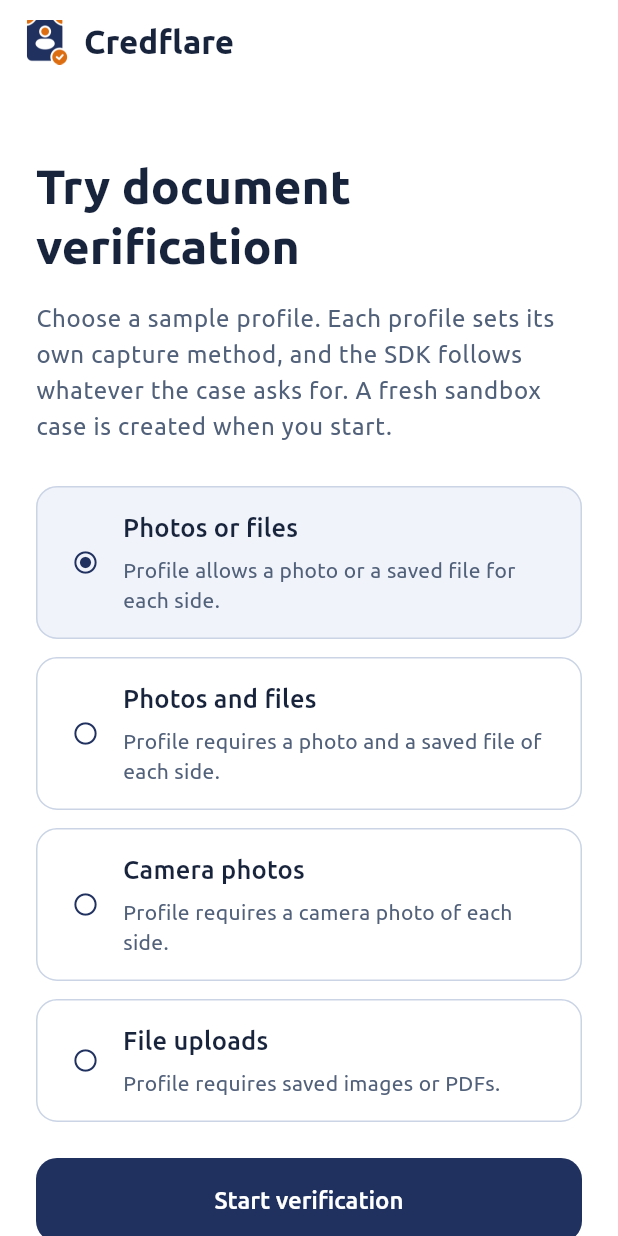
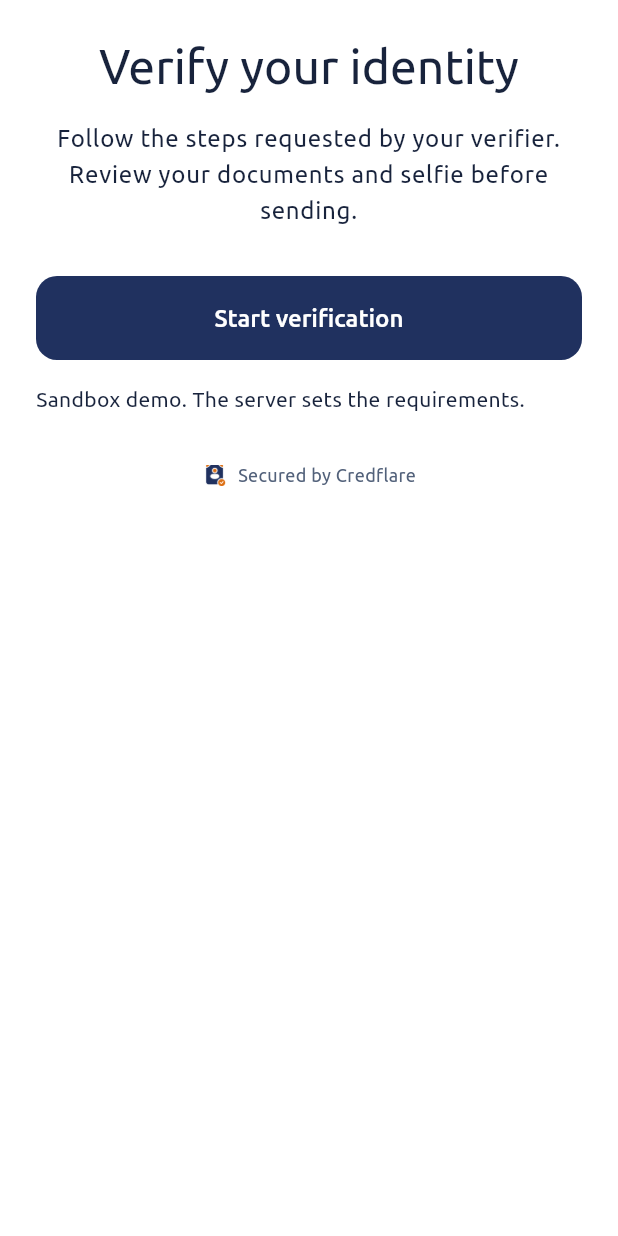
Before and after one commit to credflare/flutter-sdk, a Flutter app: the screen it shows after launch, on a phone screen of 412 x 824 dp. Run offline on Flutter 3.47's test engine with Material 3 defaults, Android fonts, the phone set to English and light mode, and no system bars; our stand-ins replace image_picker; missing offline and left inert: file_selector.

Commit message:
feat: Collect selfies required by verification profiles

```diff
--- a/example/lib/main.dart
+++ b/example/lib/main.dart
@@ -5,7 +5,7 @@ import 'package:credflare_sdk/credflare_sdk.dart';
 
 void main() => runApp(
   MaterialApp(
-    title: 'Credflare demo',
+    title: 'Verification demo',
     debugShowCheckedModeBanner: false,
     theme: CredflareTheme.data(Brightness.light),
     darkTheme: CredflareTheme.data(Brightness.dark),
@@ -21,30 +21,11 @@ class Example extends StatefulWidget {
 }
 
 class _ExampleState extends State<Example> {
-  String _mode = 'either';
   bool _started = false;
-  static const modes = {
-    'either': [
-      'Photos or files',
-      'Profile allows a photo or a saved file for each side.',
-    ],
-    'snapshot_and_upload': [
-      'Photos and files',
-      'Profile requires a photo and a saved file of each side.',
-    ],
-    'snapshot': [
-      'Camera photos',
-      'Profile requires a camera photo of each side.',
-    ],
-    'upload': ['File uploads', 'Profile requires saved images or PDFs.'],
-  };
   Future<SessionDescriptor> _session() async {
     final url = Uri.parse('http://localhost:3107/session');
     final headers = {'Content-Type': 'application/json'};
-    final body = jsonEncode({
-      'email': 'native-demo@example.test',
-      'mode': _mode,
-    });
+    final body = jsonEncode({'email': 'native-demo@example.test'});
     final response =
         await (widget.httpClient?.post(url, headers: headers, body: body) ??
                 http.post(url, headers: headers, body: body))
@@ -64,98 +45,36 @@ class _ExampleState extends State<Example> {
         sessionProvider: _session,
         httpClient: widget.httpClient,
         autoStart: true,
-        onClose: () => setState(() {
-          _started = false;
-        }),
+        onClose: () => setState(() => _started = false),
       );
     }
     final theme = Theme.of(context);
     return Scaffold(
-      appBar: AppBar(title: const CredflareMark()),
       body: SafeArea(
         child: SingleChildScrollView(
           padding: const EdgeInsets.all(CredflareTheme.gutter),
           child: Column(
             crossAxisAlignment: CrossAxisAlignment.stretch,
             children: [
-              const SizedBox(height: 24),
               Text(
-                'Try document verification',
-                style: theme.textTheme.headlineLarge?.copyWith(
-                  fontWeight: FontWeight.w700,
-                ),
+                'Verify your identity',
+                textAlign: TextAlign.center,
+                style: theme.textTheme.headlineLarge,
               ),
               const SizedBox(height: 16),
               Text(
-                'Choose a sample profile. Each profile sets its own capture method, and the SDK follows whatever the case asks for. A fresh sandbox case is created when you start.',
-                style: theme.textTheme.bodyLarge?.copyWith(
-                  color: theme.colorScheme.onSurfaceVariant,
-                ),
+                'Follow the steps requested by your verifier. Review your documents and selfie before sending.',
+                textAlign: TextAlign.center,
+                style: theme.textTheme.bodyLarge,
               ),
-              const SizedBox(height: 28),
-              for (final entry in modes.entries)
-                Padding(
-                  padding: const EdgeInsets.only(bottom: 12),
-                  child: Semantics(
-                    selected: _mode == entry.key,
-                    child: OutlinedButton(
-                      onPressed: () => setState(() {
-                        _mode = entry.key;
-                      }),
-                      style: OutlinedButton.styleFrom(
-                        backgroundColor: _mode == entry.key
-                            ? theme.colorScheme.primaryContainer
-                            : null,
-                      ),
-                      child: Padding(
-                        padding: const EdgeInsets.symmetric(vertical: 16),
-                        child: Row(
-                          children: [
-                            Icon(
-                              _mode == entry.key
-                                  ? Icons.radio_button_checked
-                                  : Icons.radio_button_off,
-                            ),
-                            const SizedBox(width: 16),
-                            Expanded(
-                              child: Column(
-                                crossAxisAlignment: CrossAxisAlignment.start,
-                                children: [
-                                  Text(
-                                    entry.value[0],
-                                    style: theme.textTheme.titleMedium,
-                                  ),
-                                  const SizedBox(height: 6),
-                                  Text(
-                                    entry.value[1],
-                                    style: theme.textTheme.bodyMedium?.copyWith(
-                                      color: theme.colorScheme.onSurfaceVariant,
-                                    ),
-                                  ),
-                                ],
-                              ),
-                            ),
-                          ],
-                        ),
-                      ),
-                    ),
-                  ),
-                ),
-              const SizedBox(height: 12),
+              const SizedBox(height: 32),
               FilledButton(
-                onPressed: () => setState(() {
-                  _started = true;
-                }),
+                onPressed: () => setState(() => _started = true),
                 child: const Text('Start verification'),
               ),
               const SizedBox(height: 16),
-              Text(
-                'Sandbox demo. Use sample documents.',
-                textAlign: TextAlign.center,
-                style: theme.textTheme.bodySmall?.copyWith(
-                  color: theme.colorScheme.onSurfaceVariant,
-                ),
-              ),
+              const Text('Sandbox demo. The server sets the requirements.'),
+              const CredflareSecuredBy(),
             ],
           ),
         ),
--- a/lib/credflare_sdk.dart
+++ b/lib/credflare_sdk.dart
@@ -6,3 +6,5 @@ export 'src/session_controller.dart';
 export 'src/capture_plan.dart';
 export 'src/verification_flow.dart';
 export 'src/theme.dart';
+
+export 'src/selfie_capture.dart';
--- a/lib/src/theme.dart
+++ b/lib/src/theme.dart
@@ -202,12 +202,19 @@ class CredflareSecuredBy extends StatelessWidget {
     child: Row(
       mainAxisAlignment: MainAxisAlignment.center,
       children: [
-        Image.asset(
-          'assets/credflare-mark.png',
-          package: 'credflare_sdk',
-          width: 14,
-          height: 14,
-          excludeFromSemantics: true,
+        Container(
+          padding: const EdgeInsets.all(2),
+          decoration: BoxDecoration(
+            color: Colors.white,
+            borderRadius: BorderRadius.circular(3),
+          ),
+          child: Image.asset(
+            'assets/credflare-mark.png',
+            package: 'credflare_sdk',
+            width: 14,
+            height: 14,
+            excludeFromSemantics: true,
+          ),
         ),
         const SizedBox(width: 6),
         Text(
--- a/lib/src/verification_flow.dart
+++ b/lib/src/verification_flow.dart
@@ -4,6 +4,7 @@ import 'capture_plan.dart';
 import 'client.dart';
 import 'document_capture.dart';
 import 'theme.dart';
+import 'selfie_capture.dart';
 
 typedef SessionProvider = Future<SessionDescriptor> Function();
 
@@ -147,9 +148,10 @@ class _VerificationState extends State<CredflareVerification> {
         _pendingReceipt = false;
       });
       final profile = info['profile'] as Map?;
-      if ((profile?['document_requirements'] as List? ?? []).isEmpty &&
-          (profile?['form_schema'] as List? ?? []).isEmpty &&
-          (profile?['verification_requirements'] as List? ?? []).isEmpty) {
+      if (profile != null &&
+          (profile['document_requirements'] as List? ?? []).isEmpty &&
+          (profile['form_schema'] as List? ?? []).isEmpty &&
+          (profile['verification_requirements'] as List? ?? []).isEmpty) {
         widget.onSubmitted?.call(info);
       }
     } catch (error) {
@@ -222,7 +224,7 @@ class _VerificationState extends State<CredflareVerification> {
     if (await _confirm(
       title: 'Leave for now?',
       body:
-          'Documents you already sent are kept. You can come back through the app that asked for them.',
+          'Evidence you already sent is kept. Unsent photos and files will be discarded. You can return through the requesting app.',
       stay: 'Keep going',
       leave: 'Leave for now',
     )) {
@@ -254,11 +256,16 @@ class _VerificationState extends State<CredflareVerification> {
 
   Widget _title(ThemeData theme, String text) => Semantics(
     header: true,
-    child: Text(text, style: theme.textTheme.headlineSmall),
+    child: Text(
+      text,
+      textAlign: TextAlign.center,
+      style: theme.textTheme.headlineSmall,
+    ),
   );
 
   Widget _muted(ThemeData theme, String text) => Text(
     text,
+    textAlign: TextAlign.center,
     style: theme.textTheme.bodyLarge?.copyWith(
       color: theme.colorScheme.onSurfaceVariant,
     ),
@@ -282,7 +289,7 @@ class _VerificationState extends State<CredflareVerification> {
   Widget _glyph(ThemeData theme, IconData icon) => Padding(
     padding: const EdgeInsets.only(top: 16, bottom: 20),
     child: Align(
-      alignment: Alignment.centerLeft,
+      alignment: Alignment.center,
       child: Icon(icon, size: 56, color: theme.colorScheme.primary),
     ),
   );
@@ -343,8 +350,12 @@ class _VerificationState extends State<CredflareVerification> {
         .map((e) => Map<String, dynamic>.from(e as Map))
         .toList();
     final otherSteps =
-        (profile?['form_schema'] as List? ?? []).isNotEmpty ||
-        (profile?['verification_requirements'] as List? ?? []).isNotEmpty;
+        profile == null ||
+        (profile['form_schema'] as List? ?? []).isNotEmpty ||
+        (profile['verification_requirements'] as List? ?? []).any(
+          (item) => item['verification_type'] != 'facial_verification',
+        );
+    final selfie = _info != null && requiresSelfie(_info!);
     final requester = (_info?['requester'] as Map?)?['name'] as String?;
     final verifier = requester ?? 'your verifier';
     final message = _info?['custom_message'] as String?;
@@ -368,11 +379,11 @@ class _VerificationState extends State<CredflareVerification> {
     if (_info == null) {
       return [
         _glyph(theme, Icons.description_outlined),
-        _title(theme, 'Share your documents'),
+        _title(theme, 'Verify your identity'),
         const SizedBox(height: 8),
         _muted(
           theme,
-          'Choose a document, add each requested side, then review before sending.',
+          'Follow the steps requested by your verifier. Review each item before sending.',
         ),
         if (_error != null) _notice(theme),
         const SizedBox(height: 32),
@@ -384,16 +395,16 @@ class _VerificationState extends State<CredflareVerification> {
     }
     if (_pendingReceipt) {
       return [
-        _title(theme, 'Your document was sent'),
+        _title(theme, 'Your evidence was sent'),
         if (_error != null) _notice(theme),
         const SizedBox(height: 24),
         FilledButton(onPressed: _refresh, child: const Text('Check again')),
       ];
     }
-    if (docs.isEmpty && !otherSteps) {
+    if (docs.isEmpty && !selfie && !otherSteps) {
       return [
         _glyph(theme, Icons.inbox_outlined),
-        _title(theme, 'Documents received'),
+        _title(theme, 'Evidence received'),
         const SizedBox(height: 8),
         _muted(
           theme,
@@ -431,10 +442,23 @@ class _VerificationState extends State<CredflareVerification> {
         ),
       ];
     }
+    if (docs.isEmpty && selfie) {
+      return [
+        CredflareSelfieCapture(
+          session: _session!,
+          info: _info!,
+          onSubmitted: _refresh,
+          onBusyChanged: (busy) {
+            if (mounted) setState(() => _captureBusy = busy);
+          },
+          onDirtyChanged: (dirty) => _captureDirty = dirty,
+        ),
+      ];
+    }
     if (docs.isEmpty) {
       return [
         const SizedBox(height: 16),
-        _title(theme, 'Documents received'),
+        _title(theme, 'Evidence received'),
         const SizedBox(height: 8),
         _muted(
           theme,
@@ -484,12 +508,18 @@ class _VerificationState extends State<CredflareVerification> {
     final profile = _info?['profile'] as Map?;
     final allReceived =
         _info != null &&
+        profile != null &&
         !_pendingReceipt &&
-        (profile?['document_requirements'] as List? ?? []).isEmpty &&
-        (profile?['form_schema'] as List? ?? []).isEmpty &&
-        (profile?['verification_requirements'] as List? ?? []).isEmpty;
+        (profile['document_requirements'] as List? ?? []).isEmpty &&
+        (profile['form_schema'] as List? ?? []).isEmpty &&
+        (profile['verification_requirements'] as List? ?? []).isEmpty;
     final requester = _info?['requester'] as Map?;
-    return Scaffold(
+    return PopScope(
+      canPop: allReceived,
+      onPopInvokedWithResult: (didPop, result) {
+        if (!didPop) _leave();
+      },
+      child: Scaffold(
         appBar: AppBar(
           automaticallyImplyLeading: false,
           titleSpacing: CredflareTheme.gutter,
@@ -530,6 +560,7 @@ class _VerificationState extends State<CredflareVerification> {
             ),
           ),
         ),
+      ),
     );
   }
 }
```
Also changed, not shown: lib/src/selfie_capture.dart (added, +197 -0 lines), 13 other files. Lines whose indentation alone changed are shown as unchanged.
